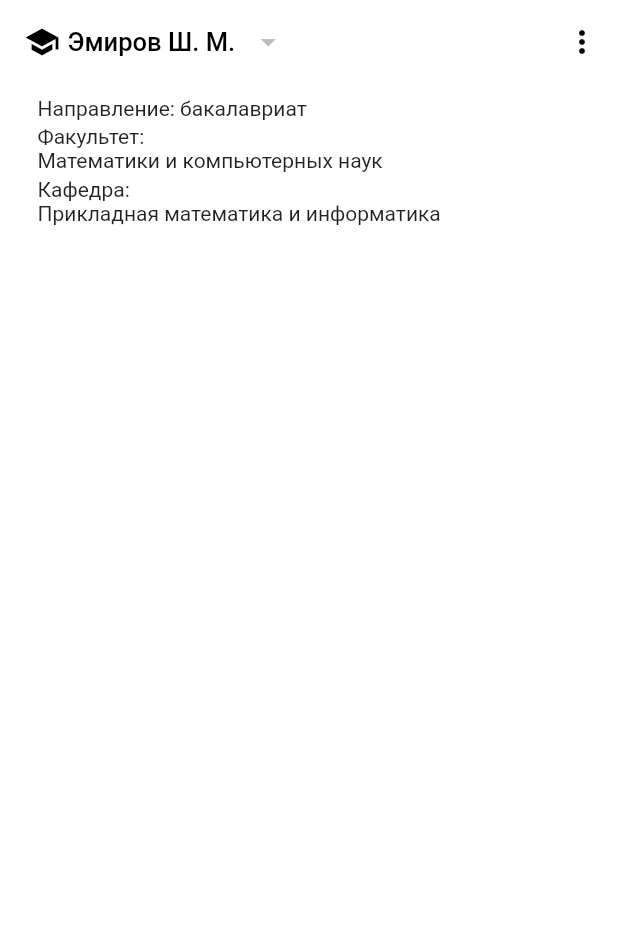
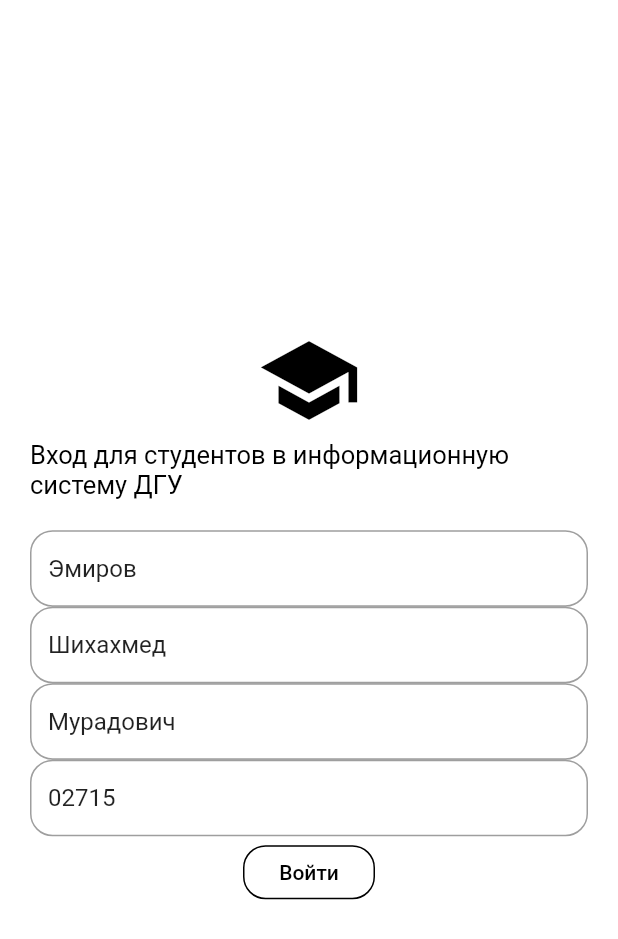
Before and after one commit to Shihahmed/isuDgu_app_flutter, a Flutter app: the screen it shows after launch, on a phone screen of 412 x 824 dp. Shown: the top 939 px of the screen. Run offline on Flutter 3.47's test engine with Material 2 defaults, Android fonts, the phone set to English and light mode, and no system bars.

Commit message:
add startPage and fix info aboutStudent

```diff
--- a/lib/Providers/accauntsProvider.dart
+++ b/lib/Providers/accauntsProvider.dart
@@ -1,30 +1,49 @@
 import 'package:flutter/foundation.dart';
+import 'package:isudgu_app/script.dart';
 
 class AccauntsProvider extends ChangeNotifier {
 
   List<Map<String, String>> _accauntsList = [
+    /*
     {
       'fName': 'Эмиров',
       'sName': 'Шихахмед',
       'lName': 'Мурадович',
       'password': '02715', //10519
-      'degree': 'бакалавриат'
+      'degree': 'бакалавриат',
+      'faculty': 'Математики и компьютерных наук',
+      'department': 'Прикладная математика и информатика'
     },
     {
       'fName': 'Эмиров',
       'sName': 'Шихахмед',
       'lName': 'Мурадович',
       'password': '10519', //10519
-      'degree': 'магистратура'
+      'degree': 'магистратура',
+      'faculty': 'Математики и компьютерных наук',
+      'department': 'Прикладная математика и информатика--'
     }
+    */
   ];
 
-  Map<String, String> _currentAccaunt = {
+  Map<String, String> _currentAccaunt = {/*
     'fName': 'Эмиров',
     'sName': 'Шихахмед',
     'lName': 'Мурадович',
-    'password': '02715' //10519
+    'password': '02715', //10519
+    'faculty': 'Математики и компьютерных наук',
+    'department': 'Прикладная математика и информатика'
+    */
   };
+
+  bool _showError = false;
+
+  bool get showError => _showError;
+
+  set showError(bool showError){
+    _showError = showError;
+    notifyListeners();
+  }
 
   List<Map<String, String>> get accauntsList => _accauntsList;
 
@@ -56,4 +75,16 @@ class AccauntsProvider extends ChangeNotifier {
     notifyListeners();
   }
 
+  Future<bool> validate(Map<String, String> newAccauntMap) async{
+
+    return Parser().validate(newAccauntMap);
+
+  }
+
+  Future<Map<String, String>> reedAboutStudent( Map<String, String> newAccauntMap) async{
+
+    return Parser().reedAboutStudent(newAccauntMap);
+
+  }
+
 }
--- a/lib/main.dart
+++ b/lib/main.dart
@@ -5,6 +5,7 @@ import 'package:isudgu_app/Providers/dropdownValueListProvider.dart';
 import 'package:isudgu_app/widgets/appBar/accauntDialogs_class.dart';
 import 'package:isudgu_app/widgets/cardGrid/cardGrid_widget.dart';
 import 'package:isudgu_app/widgets/appBar/appBar_widget.dart';
+import 'package:isudgu_app/widgets/startPage/startPage_widget.dart';
 import 'package:provider/provider.dart';
 
 import 'Providers/SubjectListProvider.dart';
@@ -17,10 +18,12 @@ class MyApp extends StatelessWidget {
   // This widget is the root of your application.
   @override
   Widget build(BuildContext context) {
+    //disable orientations change
     SystemChrome.setPreferredOrientations([
       DeviceOrientation.portraitUp,
       DeviceOrientation.portraitDown,
     ]);
+
     return MaterialApp(
       title: 'Flutter Demo',
       debugShowCheckedModeBanner: false,
@@ -48,13 +51,21 @@ class _MyHomePageState extends StatelessWidget {
   Widget build(BuildContext context) {
     return Scaffold(
       backgroundColor: Colors.white,
-        body: SafeArea(
+      body: Consumer<AccauntsProvider>(
+          builder: (context, accauntsProvider, child) {
+        if (accauntsProvider.accauntsList.length < 1) {
+          return StartPage(accauntsProvider);
+        } else {
+          return SafeArea(
             child: CustomScrollView(
               slivers: <Widget>[
                 AppBarWidget(),
                 CardGrid(),
               ],
             ),
-        ));
+          );
+        }
+      }),
+    );
   }
 }
--- a/lib/storage.dart
+++ b/lib/storage.dart
@@ -1,8 +1,8 @@
 import 'package:flutter/material.dart';
 
 //Class
-  final nameController  = TextEditingController();
-  final fnameController = TextEditingController();
-  final lnameController = TextEditingController();
-  final passController  = TextEditingController();
+  final nameController  = TextEditingController(text: "Шихахмед");
+  final fnameController = TextEditingController(text: "Эмиров ");
+  final lnameController = TextEditingController(text: "Мурадович");
+  final passController  = TextEditingController(text: "02715");
 //
--- a/lib/widgets/appBar/aboutStudent_widget.dart
+++ b/lib/widgets/appBar/aboutStudent_widget.dart
@@ -1,9 +1,9 @@
 import 'package:flutter/material.dart';
 import 'package:isudgu_app/Providers/SubjectListProvider.dart';
+import 'package:isudgu_app/Providers/accauntsProvider.dart';
 import 'package:provider/provider.dart';
 
 class AboutStudent extends StatelessWidget {
-
   @override
   Widget build(BuildContext context) {
     return Consumer<SubjectListProvider>(
@@ -15,26 +15,28 @@ class AboutStudent extends StatelessWidget {
           ),
         );
       else
+        return Consumer<AccauntsProvider>(
+            builder: (context, accauntsProvider, child) {
           return Column(
               mainAxisAlignment: MainAxisAlignment.end,
               crossAxisAlignment: CrossAxisAlignment.start,
               mainAxisSize: MainAxisSize.max,
               children: <Widget>[
-              Text("Направление: бакалавриат"),
+                Text("Направление: " + accauntsProvider.currentAccaunt["degree"]),
                 SizedBox(
                   height: 3,
                 ),
                 Text("Факультет: "),
-              Text("Математики и компьютерных наук"),
+                Text(accauntsProvider.currentAccaunt["faculty"]),
                 SizedBox(
                   height: 3,
                 ),
                 Text("Кафедра: "),
-              Text(
-                "Прикладная математика и информатика",
+                Text(accauntsProvider.currentAccaunt["department"],
                   overflow: TextOverflow.fade,
                 ),
               ]);
         });
+    });
   }
 }
--- a/lib/widgets/appBar/appBar_widget.dart
+++ b/lib/widgets/appBar/appBar_widget.dart
@@ -63,6 +63,7 @@ class AppBarWidget extends StatelessWidget {
                 builder: (context, dropdownValueListProvider, child) {
               return Consumer<SubjectListProvider>(
                   builder: (context, subjectListProvider, child) {
+
                 refresh() async {
                   subjectListProvider.showWaiting = true;
                   print("obnovit");
--- /dev/null
+++ b/lib/widgets/startPage/startPage_widget.dart
@@ -0,0 +1,169 @@
+import 'package:flutter/material.dart';
+import 'package:isudgu_app/Providers/SubjectListProvider.dart';
+import 'package:isudgu_app/Providers/accauntsProvider.dart';
+import 'package:isudgu_app/Providers/dropdownValueListProvider.dart';
+import 'package:isudgu_app/storage.dart';
+import 'package:isudgu_app/widgets/cardGrid/newCard_widget.dart';
+import 'package:provider/provider.dart';
+
+class StartPage extends StatelessWidget {
+
+  //TODO: now its all usless
+  //constructor
+  AccauntsProvider accauntsProvider;
+  StartPage(this.accauntsProvider);
+
+  @override
+  Widget build(BuildContext context) {
+    return Center(
+            child: SingleChildScrollView(
+              child: Padding(
+                padding: const EdgeInsets.all(20.0),
+                child: Column(
+                  // crossAxisAlignment: CrossAxisAlignment.center,
+                  //mainAxisAlignment: MainAxisAlignment.center,
+                  children: <Widget>[
+                    Icon(
+                      Icons.school,
+                      color: Colors.black,
+                      size: 70,
+                    ),
+                    SizedBox(
+                      height: 5,
+                    ),
+                    Text(
+                      "Вход для студентов в информационную систему ДГУ",
+                      style: TextStyle(
+                        color: Colors.black,
+                        fontSize: 17,
+                      ),
+                    ),
+                    SizedBox(
+                      height: 20,
+                    ),
+                    TextField(
+                      controller: fnameController,
+                      scrollPadding: EdgeInsets.all(15),
+                      autocorrect: false,
+                      maxLength: 20,
+                      decoration: InputDecoration(
+                          isDense: true,
+                          focusedBorder: OutlineInputBorder(
+                              borderRadius:
+                                  BorderRadius.all(Radius.circular(50))),
+                          border: OutlineInputBorder(
+                              borderRadius:
+                                  BorderRadius.all(Radius.circular(15))),
+                          counter: Container(),
+                          hintText: 'Фамилия'),
+                    ),
+                    TextField(
+                      controller: nameController,
+                      autocorrect: false,
+                      maxLength: 20,
+                      decoration: InputDecoration(
+                          isDense: true,
+                          focusedBorder: OutlineInputBorder(
+                              borderRadius:
+                                  BorderRadius.all(Radius.circular(50))),
+                          border: OutlineInputBorder(
+                              borderRadius:
+                                  BorderRadius.all(Radius.circular(15))),
+                          counter: Container(),
+                          hintText: 'Имя'),
+                    ),
+                    TextField(
+                      controller: lnameController,
+                      autocorrect: false,
+                      maxLength: 20,
+                      decoration: InputDecoration(
+                          isDense: true,
+                          focusedBorder: OutlineInputBorder(
+                              borderRadius:
+                                  BorderRadius.all(Radius.circular(50))),
+                          border: OutlineInputBorder(
+                              borderRadius:
+                                  BorderRadius.all(Radius.circular(15))),
+                          counter: Container(),
+                          hintText: 'Отчество'),
+                    ),
+                    TextField(
+                      controller: passController,
+                      autocorrect: false,
+                      maxLength: 10,
+                      decoration: InputDecoration(
+                          isDense: true,
+                          focusedBorder: OutlineInputBorder(
+                              borderRadius:
+                                  BorderRadius.all(Radius.circular(50))),
+                          border: OutlineInputBorder(
+                              borderRadius:
+                                  BorderRadius.all(Radius.circular(15))),
+                          counter: Container(),
+                          hintText: 'Номер зачетной книжки'),
+                    ),
+                    ValidationErrorWidget(accauntsProvider),
+                    FlatButton(
+                      onPressed: () async {
+
+                        accauntsProvider.showError = false;
+
+                        Map<String, String> newAccauntMap = {
+                          'fName': fnameController.text,
+                          'sName': nameController.text,
+                          'lName': lnameController.text,
+                          'password': passController.text,
+                        };
+
+                        if (await accauntsProvider.validate(newAccauntMap)){
+
+                          newAccauntMap = await accauntsProvider.reedAboutStudent(newAccauntMap);
+
+                          accauntsProvider.addToAccauntsList(newAccauntMap);
+                          accauntsProvider.currentAccaunt = newAccauntMap;
+                          accauntsProvider.update();
+
+                          fnameController.text = "";
+                          nameController.text = "";
+                          lnameController.text = "";
+                          passController.text = "";
+
+                        }else{
+
+                          accauntsProvider.showError = true;
+
+                        }
+
+
+                      },
+                      child: Text(
+                        "Войти",
+                        style: TextStyle(color: Colors.black),
+                      ),
+                      shape: OutlineInputBorder(
+                          borderRadius: BorderRadius.all(Radius.circular(15))),
+                    ),
+                  ],
+                ),
+              ),
+            ),
+          );
+  }
+}
+
+class ValidationErrorWidget extends StatelessWidget {
+  AccauntsProvider accauntsProvider;
+  ValidationErrorWidget(this.accauntsProvider);
+
+  @override
+  Widget build(BuildContext context) {
+    if (accauntsProvider.showError == true) {
+      return Text(
+        'Неверные данные',
+        style: TextStyle(color: Colors.red),
+      );
+    } else {
+      return SizedBox();
+    }
+  }
+}
```
Also changed, not shown: lib/Providers/subjectListProvider.dart (+6 -11 lines), lib/script.dart (+82 -5 lines), lib/widgets/appBar/accauntDialogs_class.dart (+89 -17 lines). Lines whose indentation alone changed are shown as unchanged.
